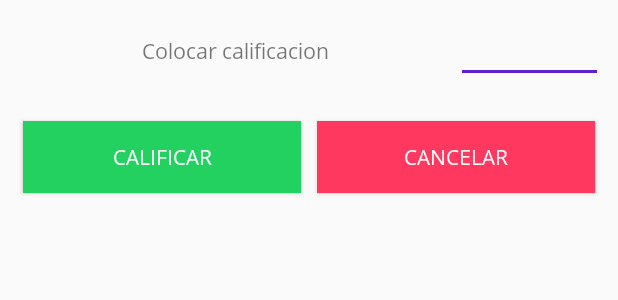
After one commit to dartrix/ProyectoAgenda, an Android app: the layout custom_calificar_dialog.xml on its own in the app's theme, with its tools: preview values and no code run, on a phone screen of 412 x 824 dp. The commit adds this screen. Shown: the top 300 px of the screen. Run offline under Robolectric (Android 15) with nearby library versions, the phone set to English and light mode, and no system bars.

Commit message:
Agregado opcion de calificar

```diff
--- a/app/src/main/java/com/dartrix/proyectoagenda/asignacionesActivity.java
+++ b/app/src/main/java/com/dartrix/proyectoagenda/asignacionesActivity.java
@@ -127,7 +127,7 @@ public class asignacionesActivity extends AppCompatActivity {
         switch (id){
             case R.id.nav_todo:
                 s.setText("Todo");
-                mostrarTipoAsig(sql.TraerDatosAsignacion());
+                mostrarTipoAsig(sql.TraerDatosAsignacion(false));
                 break;
 
             case R.id.nav_tarea:
--- /dev/null
+++ b/app/src/main/res/layout/custom_calificar_dialog.xml
@@ -0,0 +1,55 @@
+<?xml version="1.0" encoding="utf-8"?>
+<RelativeLayout xmlns:android="http://schemas.android.com/apk/res/android"
+    xmlns:app="http://schemas.android.com/apk/res-auto"
+    xmlns:tools="http://schemas.android.com/tools"
+    android:orientation="vertical" android:layout_width="match_parent"
+    android:layout_height="match_parent">
+
+
+
+    <LinearLayout
+        android:id="@+id/arriba"
+        android:layout_width="match_parent"
+        android:layout_height="wrap_content"
+        android:padding="10dp">
+        <TextView
+            android:text="Colocar calificacion"
+            android:layout_width="match_parent"
+            android:layout_weight="1"
+            android:layout_height="wrap_content"
+            android:gravity="center"/>
+        <EditText
+            android:textAlignment="center"
+            android:id="@+id/calificacion"
+            android:inputType="number"
+            android:layout_width="match_parent"
+            android:layout_height="wrap_content"
+            android:layout_weight="3"/>
+    </LinearLayout>
+    <LinearLayout
+        android:layout_below="@id/arriba"
+        android:layout_width="match_parent"
+        android:layout_height="wrap_content"
+        android:padding="10dp">
+        <Button
+            android:id="@+id/calificar"
+            android:layout_margin="5dp"
+            android:background="@color/colorSuccess"
+            android:textColor="#fff"
+            android:text="calificar"
+            android:layout_width="match_parent"
+            android:layout_height="wrap_content"
+            android:layout_weight="1"/>
+        <Button
+            android:id="@+id/cancelar"
+            android:layout_margin="5dp"
+            android:background="@color/colorDanger"
+            android:textColor="#fff"
+            android:text="cancelar"
+            android:layout_width="match_parent"
+            android:layout_height="wrap_content"
+            android:layout_weight="1"/>
+    </LinearLayout>
+
+
+</RelativeLayout>
--- a/app/src/main/res/layout/verasig_layout.xml
+++ b/app/src/main/res/layout/verasig_layout.xml
@@ -172,6 +172,7 @@
                 android:paddingRight="20dp"
                 android:paddingTop="20dp">
                 <Button
+                    android:id="@+id/calificar"
                     android:layout_width="match_parent"
                     android:layout_height="wrap_content"
                     android:layout_weight="1"
--- a/app/src/main/res/values/styles.xml
+++ b/app/src/main/res/values/styles.xml
@@ -6,6 +6,10 @@
         <item name="colorPrimary">@color/colorPrimary</item>
         <item name="colorPrimaryDark">@color/colorPrimaryDark</item>
         <item name="colorAccent">@color/colorAccent</item>
+
+        <item name="android:fontFamily">@font/opensans</item>
+        <item name="fontFamily">@font/opensans</item>
     </style>
 
+
 </resources>
```
Also changed, not shown: app/src/main/java/com/dartrix/proyectoagenda/DBproyectoAgenda.java (+12 -2 lines), app/src/main/java/com/dartrix/proyectoagenda/MostrarAsignacionActivity.java (+40 -1 lines), app/src/main/res/layout/agregarmateria_layout.xml (+7 -1 lines), app/src/main/res/font/opensans.ttf (added).
